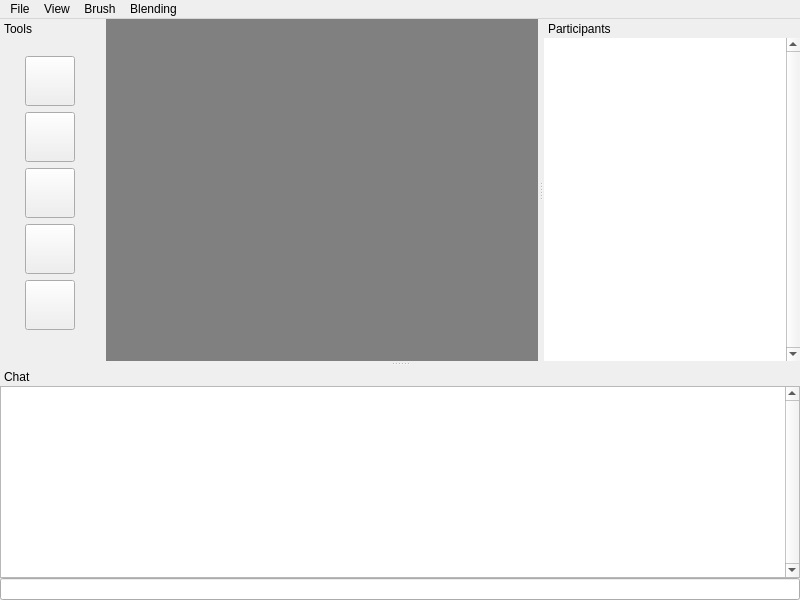
The window that RaptorPaint/mainwindow.ui (nickrak/RaptorPaint) describes before a commit, drawn with Qt 5.
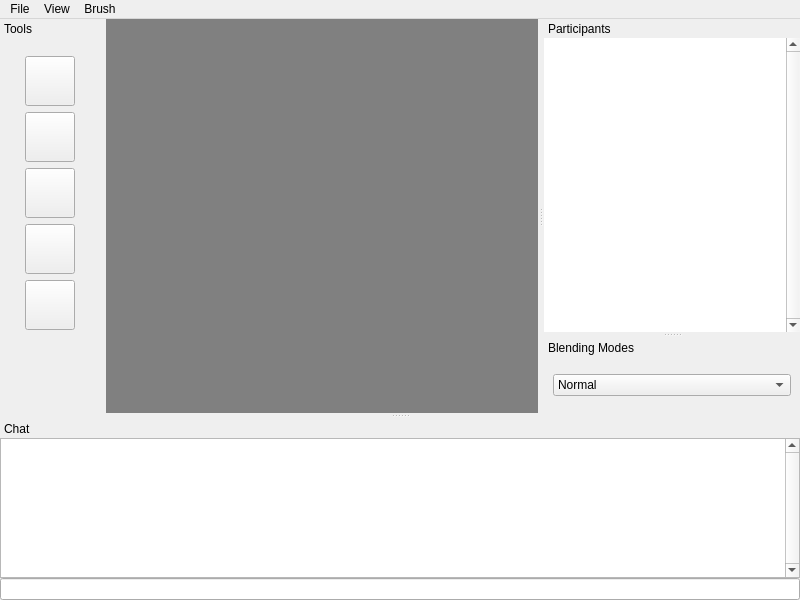
The same window after the commit. Icons and pictures are not drawn. Custom widgets are drawn as their Qt base class.

Commit message: Moved Blending Mode selection to a combo box instead of a drop down menu

The edit to the form file:
```diff
--- a/RaptorPaint/mainwindow.ui
+++ b/RaptorPaint/mainwindow.ui
@@ -29,6 +29,97 @@
         <verstretch>0</verstretch>
        </sizepolicy>
       </property>
+      <property name="palette">
+       <palette>
+        <active>
+         <colorrole role="Button">
+          <brush brushstyle="SolidPattern">
+           <color alpha="255">
+            <red>128</red>
+            <green>128</green>
+            <blue>128</blue>
+           </color>
+          </brush>
+         </colorrole>
+         <colorrole role="Base">
+          <brush brushstyle="SolidPattern">
+           <color alpha="255">
+            <red>128</red>
+            <green>128</green>
+            <blue>128</blue>
+           </color>
+          </brush>
+         </colorrole>
+         <colorrole role="Window">
+          <brush brushstyle="SolidPattern">
+           <color alpha="255">
+            <red>128</red>
+            <green>128</green>
+            <blue>128</blue>
+           </color>
+          </brush>
+         </colorrole>
+        </active>
+        <inactive>
+         <colorrole role="Button">
+          <brush brushstyle="SolidPattern">
+           <color alpha="255">
+            <red>128</red>
+            <green>128</green>
+            <blue>128</blue>
+           </color>
+          </brush>
+         </colorrole>
+         <colorrole role="Base">
+          <brush brushstyle="SolidPattern">
+           <color alpha="255">
+            <red>128</red>
+            <green>128</green>
+            <blue>128</blue>
+           </color>
+          </brush>
+         </colorrole>
+         <colorrole role="Window">
+          <brush brushstyle="SolidPattern">
+           <color alpha="255">
+            <red>128</red>
+            <green>128</green>
+            <blue>128</blue>
+           </color>
+          </brush>
+         </colorrole>
+        </inactive>
+        <disabled>
+         <colorrole role="Button">
+          <brush brushstyle="SolidPattern">
+           <color alpha="255">
+            <red>128</red>
+            <green>128</green>
+            <blue>128</blue>
+           </color>
+          </brush>
+         </colorrole>
+         <colorrole role="Base">
+          <brush brushstyle="SolidPattern">
+           <color alpha="255">
+            <red>128</red>
+            <green>128</green>
+            <blue>128</blue>
+           </color>
+          </brush>
+         </colorrole>
+         <colorrole role="Window">
+          <brush brushstyle="SolidPattern">
+           <color alpha="255">
+            <red>128</red>
+            <green>128</green>
+            <blue>128</blue>
+           </color>
+          </brush>
+         </colorrole>
+        </disabled>
+       </palette>
+      </property>
       <layout class="QVBoxLayout" name="verticalLayout_5"/>
      </widget>
     </item>
@@ -69,27 +160,9 @@
     <addaction name="actionDecrease_Size"/>
     <addaction name="actionDefault_Size"/>
    </widget>
-   <widget class="QMenu" name="menuBlending">
-    <property name="title">
-     <string>Blending</string>
-    </property>
-    <addaction name="actionNormal"/>
-    <addaction name="actionMultiply"/>
-    <addaction name="actionScreen"/>
-    <addaction name="actionOverlay"/>
-    <addaction name="actionDarken"/>
-    <addaction name="actionLighten"/>
-    <addaction name="actionColor_Dodge"/>
-    <addaction name="actionColor_Burn"/>
-    <addaction name="actionHard_Light"/>
-    <addaction name="actionSoft_Light"/>
-    <addaction name="actionDifference"/>
-    <addaction name="actionExclusion"/>
-   </widget>
    <addaction name="menuFile"/>
    <addaction name="menuView"/>
    <addaction name="menuBrush"/>
-   <addaction name="menuBlending"/>
   </widget>
   <widget class="QDockWidget" name="participantList">
    <property name="minimumSize">
@@ -162,7 +235,7 @@
    <property name="minimumSize">
     <size>
      <width>100</width>
-     <height>334</height>
+     <height>394</height>
     </size>
    </property>
    <property name="maximumSize">
@@ -441,6 +514,93 @@
     </layout>
    </widget>
   </widget>
+  <widget class="QDockWidget" name="dockWidget_3">
+   <property name="sizePolicy">
+    <sizepolicy hsizetype="Fixed" vsizetype="Fixed">
+     <horstretch>0</horstretch>
+     <verstretch>0</verstretch>
+    </sizepolicy>
+   </property>
+   <property name="minimumSize">
+    <size>
+     <width>129</width>
+     <height>75</height>
+    </size>
+   </property>
+   <property name="maximumSize">
+    <size>
+     <width>524287</width>
+     <height>75</height>
+    </size>
+   </property>
+   <property name="features">
+    <set>QDockWidget::NoDockWidgetFeatures</set>
+   </property>
+   <property name="windowTitle">
+    <string>Blending Modes</string>
+   </property>
+   <attribute name="dockWidgetArea">
+    <number>2</number>
+   </attribute>
+   <widget class="QWidget" name="dockWidgetContents_6">
+    <layout class="QVBoxLayout" name="verticalLayout_6">
+     <item>
+      <widget class="QComboBox" name="cmbBlendingModes">
+       <item>
+        <property name="text">
+         <string>Normal</string>
+        </property>
+       </item>
+       <item>
+        <property name="text">
+         <string>Darken</string>
+        </property>
+       </item>
+       <item>
+        <property name="text">
+         <string>Multiply</string>
+        </property>
+       </item>
+       <item>
+        <property name="text">
+         <string>Lighten</string>
+        </property>
+       </item>
+       <item>
+        <property name="text">
+         <string>Screen</string>
+        </property>
+       </item>
+       <item>
+        <property name="text">
+         <string>Overlay</string>
+        </property>
+       </item>
+       <item>
+        <property name="text">
+         <string>Soft Light</string>
+        </property>
+       </item>
+       <item>
+        <property name="text">
+         <string>Hard Light</string>
+        </property>
+       </item>
+       <item>
+        <property name="text">
+         <string>Difference</string>
+        </property>
+       </item>
+       <item>
+        <property name="text">
+         <string>Exclusion</string>
+        </property>
+       </item>
+      </widget>
+     </item>
+    </layout>
+   </widget>
+  </widget>
   <action name="actionConnect_Host">
    <property name="text">
     <string>Connect</string>
```
The commit also changes 2 other files.
